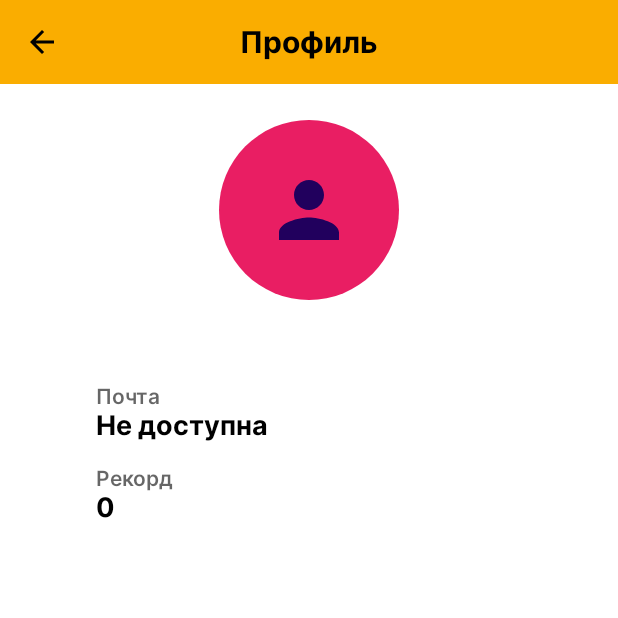
After one commit to rexandel/cube_crush, an Android app built with Jetpack Compose: the composable ProfileScreen shown on its own in the app's theme, on a phone screen of 412 x 824 dp, the top half of it. The commit adds this screen. Run offline under Robolectric (Android 15) with nearby library versions, the phone set to English and light mode, and no system bars.

Commit message:
feat: add profile screen with user data display

```diff
--- a/app/src/main/java/com/rexandel/cube_crush/MainActivity.kt
+++ b/app/src/main/java/com/rexandel/cube_crush/MainActivity.kt
@@ -9,6 +9,7 @@ import androidx.compose.ui.platform.LocalContext
 import com.rexandel.cube_crush.repository.UserRepository
 import com.rexandel.cube_crush.ui.screens.GameScreen
 import com.rexandel.cube_crush.ui.screens.MenuScreen
+import com.rexandel.cube_crush.ui.screens.ProfileScreen
 import com.rexandel.cube_crush.ui.screens.SplashScreen
 import com.rexandel.cube_crush.ui.screens.auth.LoginScreen
 import com.rexandel.cube_crush.ui.screens.auth.RegisterScreen
@@ -66,12 +67,16 @@ fun AppNavigation() {
             )
             AppScreen.Menu -> MenuScreen(
                 onStartGame = { currentScreen = AppScreen.Game },
+                onProfile = { currentScreen = AppScreen.Profile },
                 onExit = {
                     (context as? android.app.Activity)?.finish()
                 }
             )
             AppScreen.Game -> GameScreen(
                 onExitToMenu = { currentScreen = AppScreen.Menu }
+            )
+            AppScreen.Profile -> ProfileScreen(
+                onBackToMenu = { currentScreen = AppScreen.Menu }
             )
         }
     }
@@ -83,4 +88,5 @@ sealed class AppScreen {
     object Register : AppScreen()
     object Menu : AppScreen()
     object Game : AppScreen()
+    object Profile : AppScreen()
 }
--- a/app/src/main/java/com/rexandel/cube_crush/ui/screens/MenuScreen.kt
+++ b/app/src/main/java/com/rexandel/cube_crush/ui/screens/MenuScreen.kt
@@ -28,6 +28,7 @@ import com.rexandel.cube_crush.ui.theme.StringResources
 @Composable
 fun MenuScreen(
     onStartGame: () -> Unit,
+    onProfile: () -> Unit,
     onExit: () -> Unit
 ) {
     Box(
@@ -46,15 +47,6 @@ fun MenuScreen(
                 painter = painterResource(id = R.drawable.logo),
                 contentDescription = StringResources.gameLogo,
                 modifier = Modifier.size(350.dp)
-            )
-
-            Spacer(modifier = Modifier.height(8.dp))
-
-            Text(
-                text = StringResources.gameDescription,
-                fontSize = 18.sp,
-                color = MaterialTheme.colorScheme.onBackground.copy(alpha = 0.8f),
-                modifier = Modifier.padding(bottom = 48.dp)
             )
 
             Spacer(modifier = Modifier.height(32.dp))
@@ -79,6 +71,25 @@ fun MenuScreen(
             Spacer(modifier = Modifier.height(16.dp))
 
             Button(
+                onClick = onProfile,
+                modifier = Modifier
+                    .fillMaxWidth()
+                    .height(60.dp),
+                colors = ButtonDefaults.buttonColors(
+                    containerColor = MaterialTheme.colorScheme.secondary
+                )
+            ) {
+                Text(
+                    "Профиль",
+                    fontSize = 16.sp,
+                    fontWeight = FontWeight.Medium,
+                    color = MaterialTheme.colorScheme.onSecondary
+                )
+            }
+
+            Spacer(modifier = Modifier.height(16.dp))
+
+            Button(
                 onClick = onExit,
                 modifier = Modifier
                     .fillMaxWidth()
--- /dev/null
+++ b/app/src/main/java/com/rexandel/cube_crush/ui/screens/ProfileScreen.kt
@@ -0,0 +1,170 @@
+package com.rexandel.cube_crush.ui.screens
+
+import androidx.compose.foundation.background
+import androidx.compose.foundation.layout.Arrangement
+import androidx.compose.foundation.layout.Box
+import androidx.compose.foundation.layout.Column
+import androidx.compose.foundation.layout.Row
+import androidx.compose.foundation.layout.Spacer
+import androidx.compose.foundation.layout.fillMaxSize
+import androidx.compose.foundation.layout.fillMaxWidth
+import androidx.compose.foundation.layout.height
+import androidx.compose.foundation.layout.padding
+import androidx.compose.foundation.layout.size
+import androidx.compose.foundation.shape.CircleShape
+import androidx.compose.material.icons.Icons
+import androidx.compose.material.icons.automirrored.filled.ArrowBack
+import androidx.compose.material.icons.filled.Person
+import androidx.compose.material3.Card
+import androidx.compose.material3.CardDefaults
+import androidx.compose.material3.Icon
+import androidx.compose.material3.IconButton
+import androidx.compose.material3.MaterialTheme
+import androidx.compose.material3.Text
+import androidx.compose.runtime.Composable
+import androidx.compose.runtime.LaunchedEffect
+import androidx.compose.runtime.getValue
+import androidx.compose.runtime.mutableStateOf
+import androidx.compose.runtime.remember
+import androidx.compose.runtime.setValue
+import androidx.compose.ui.Alignment
+import androidx.compose.ui.Modifier
+import androidx.compose.ui.draw.clip
+import androidx.compose.ui.platform.LocalContext
+import androidx.compose.ui.text.font.FontWeight
+import androidx.compose.ui.unit.dp
+import androidx.compose.ui.unit.sp
+import com.rexandel.cube_crush.repository.UserRepository
+
+@Composable
+fun ProfileScreen(
+    onBackToMenu: () -> Unit
+) {
+    val context = LocalContext.current
+    val userRepository = remember { UserRepository(context) }
+
+    var currentUser by remember { mutableStateOf<String?>(null) }
+    var highScore by remember { mutableStateOf(0) }
+
+    LaunchedEffect(Unit) {
+        currentUser = userRepository.getCurrentUser()
+        highScore = userRepository.getHighScore()
+    }
+
+    Box(
+        modifier = Modifier
+            .fillMaxSize()
+            .background(MaterialTheme.colorScheme.background)
+    ) {
+        Box(
+            modifier = Modifier
+                .fillMaxWidth()
+                .height(56.dp)
+                .background(MaterialTheme.colorScheme.primary)
+        ) {
+            Row(
+                modifier = Modifier
+                    .fillMaxSize()
+                    .padding(horizontal = 16.dp),
+                verticalAlignment = Alignment.CenterVertically
+            ) {
+                IconButton(
+                    onClick = onBackToMenu,
+                    modifier = Modifier.size(24.dp)
+                ) {
+                    Icon(
+                        imageVector = Icons.AutoMirrored.Filled.ArrowBack,
+                        contentDescription = "Back to menu",
+                        tint = MaterialTheme.colorScheme.onPrimary
+                    )
+                }
+
+                Spacer(modifier = Modifier.weight(1f))
+
+                Text(
+                    text = "Профиль",
+                    color = MaterialTheme.colorScheme.onPrimary,
+                    fontWeight = FontWeight.Bold,
+                    fontSize = 20.sp
+                )
+
+                Spacer(modifier = Modifier.weight(1f))
+
+                Spacer(modifier = Modifier.size(24.dp))
+            }
+        }
+
+        Column(
+            modifier = Modifier
+                .fillMaxSize()
+                .padding(top = 56.dp)
+                .padding(24.dp),
+            horizontalAlignment = Alignment.CenterHorizontally,
+            verticalArrangement = Arrangement.Top
+        ) {
+            Box(
+                modifier = Modifier
+                    .size(120.dp)
+                    .clip(CircleShape)
+                    .background(MaterialTheme.colorScheme.primaryContainer),
+                contentAlignment = Alignment.Center
+            ) {
+                Icon(
+                    imageVector = Icons.Default.Person,
+                    contentDescription = "Профиль",
+                    modifier = Modifier.size(60.dp),
+                    tint = MaterialTheme.colorScheme.onPrimaryContainer
+                )
+            }
+
+            Spacer(modifier = Modifier.height(32.dp))
+
+            Card(
+                modifier = Modifier
+                    .fillMaxWidth()
+                    .padding(horizontal = 16.dp),
+                colors = CardDefaults.cardColors(
+                    containerColor = MaterialTheme.colorScheme.surface
+                )
+            ) {
+                Column(
+                    modifier = Modifier
+                        .fillMaxWidth()
+                        .padding(24.dp),
+                    verticalArrangement = Arrangement.spacedBy(16.dp)
+                ) {
+                    ProfileInfoItem(
+                        label = "Почта",
+                        value = currentUser ?: "Не доступна"
+                    )
+
+                    ProfileInfoItem(
+                        label = "Рекорд",
+                        value = highScore.toString()
+                    )
+                }
+            }
+        }
+    }
+}
+
+@Composable
+private fun ProfileInfoItem(
+    label: String,
+    value: String
+) {
+    Column {
+        Text(
+            text = label,
+            fontSize = 14.sp,
+            color = MaterialTheme.colorScheme.onSurface.copy(alpha = 0.6f),
+            fontWeight = FontWeight.Medium
+        )
+        Text(
+            text = value,
+            fontSize = 18.sp,
+            color = MaterialTheme.colorScheme.onSurface,
+            fontWeight = FontWeight.Bold
+        )
+    }
+}
```
